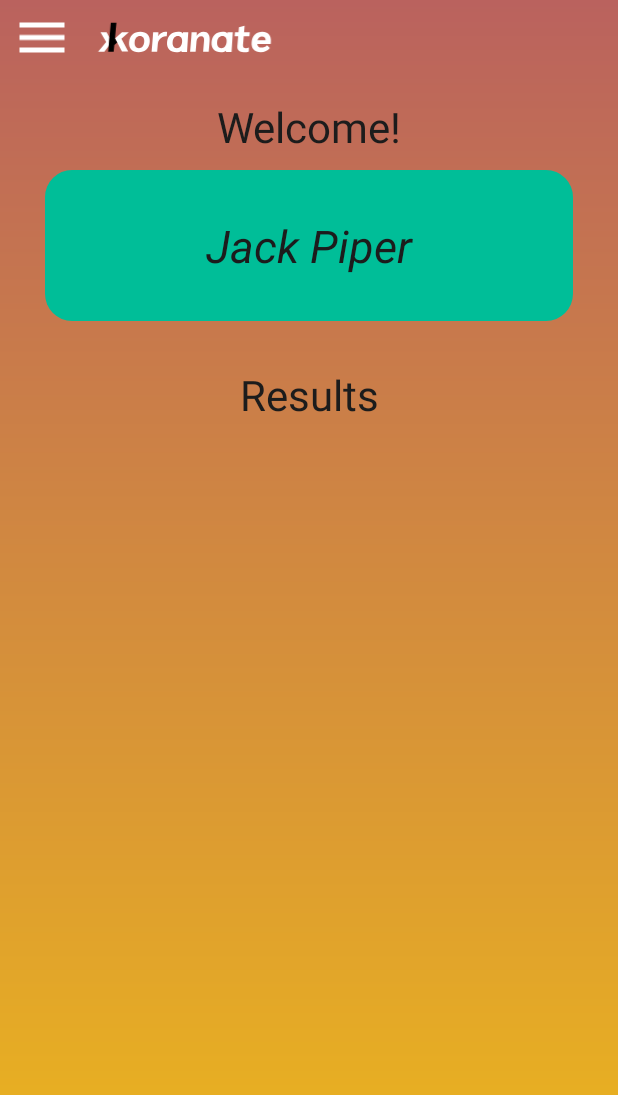
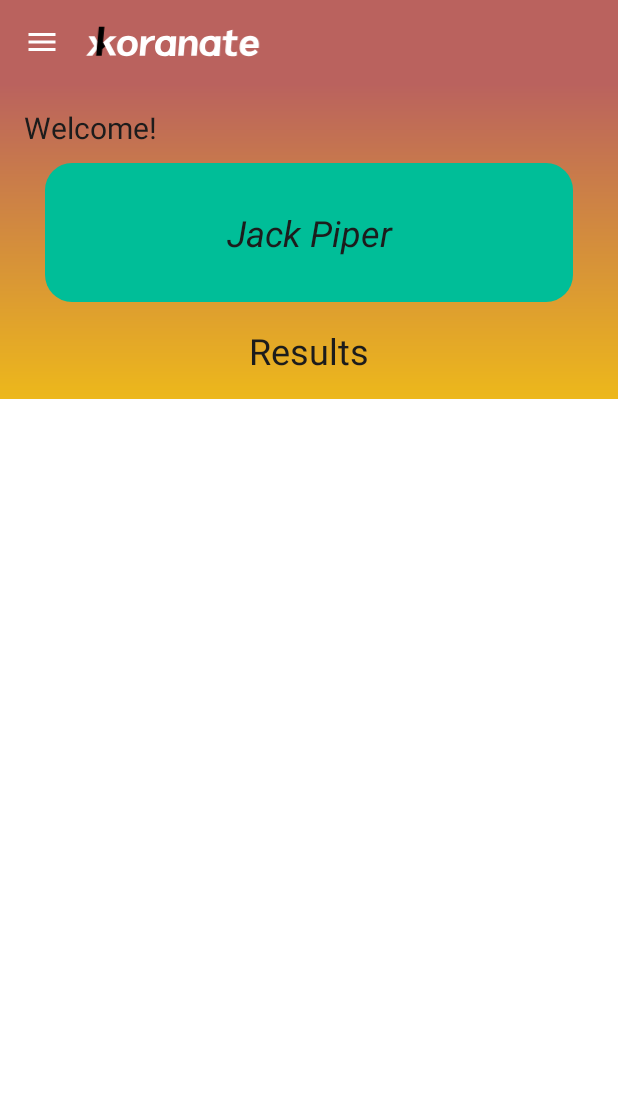
Before and after one commit to Xkoranate-Mobile-Development-Team/Xkoranate-Mobile, an Android app: the MainActivity screen opened directly, with no data from a screen before it, on a phone screen of 412 x 824 dp. Shown: the top 1095 px of the screen. Run offline under Robolectric (Android 15) with nearby library versions, the light colour scheme and no system bars; our stand-ins replace data binding.

Commit message:
toolbar fix, gradle now 4.0.0, other layout updates

```diff
--- a/app/src/main/java/com/xkoranate/ui/activities/MainActivity.kt
+++ b/app/src/main/java/com/xkoranate/ui/activities/MainActivity.kt
@@ -2,29 +2,20 @@ package com.xkoranate.ui.activities
 
 import android.os.Bundle
 import androidx.appcompat.app.AppCompatActivity
-import com.xkoranate.R
+import com.xkoranate.databinding.ActivityMainBinding
 
 class MainActivity : AppCompatActivity() {
 
+    lateinit var binding: ActivityMainBinding
+
     override fun onCreate(savedInstanceState: Bundle?) {
         super.onCreate(savedInstanceState)
-        setContentView(R.layout.activity_main)
+        binding = ActivityMainBinding.inflate(layoutInflater)
+        setContentView(binding.root)
 
-
-//        val isFirstRun: Boolean =
-//                getSharedPreferences("PREFERENCE", Context.MODE_PRIVATE).getBoolean("isFirstRun", true)
-//
-//        if (isFirstRun) {
-//            startActivity(Intent(this, LoginActivity::class.java))
-//            finish()
-//        } else {
-////            startActivity(Intent(this, MainScreenActivity::class.java))
-//            startActivity(Intent(this, LoginActivity::class.java))
-//            finish()
-//        }
-//
-//        getSharedPreferences("PREFERENCE", Context.MODE_PRIVATE).edit()
-//                .putBoolean("isFirstRun", false).apply()
+        binding.menuIcon.setOnClickListener {
+            binding.drawerLayout.open()
+        }
     }
 
     override fun onBackPressed() {
--- a/app/src/main/res/layout/activity_main.xml
+++ b/app/src/main/res/layout/activity_main.xml
@@ -1,19 +1,55 @@
 <?xml version="1.0" encoding="utf-8"?>
-<androidx.drawerlayout.widget.DrawerLayout xmlns:android="http://schemas.android.com/apk/res/android"
+<layout xmlns:android="http://schemas.android.com/apk/res/android"
     xmlns:app="http://schemas.android.com/apk/res-auto"
     xmlns:tools="http://schemas.android.com/tools"
+    tools:context=".ui.activities.MainActivity">
+
+    <androidx.drawerlayout.widget.DrawerLayout
+        android:id="@+id/drawerLayout"
         android:layout_width="match_parent"
-    android:layout_height="match_parent"
-    tools:context=".ui.activities.MainActivity">
+        android:layout_height="match_parent">
+
+        <androidx.constraintlayout.widget.ConstraintLayout
+            android:layout_width="match_parent"
+            android:layout_height="match_parent">
+
+            <androidx.appcompat.widget.Toolbar
+                android:id="@+id/toolbar"
+                android:layout_width="match_parent"
+                android:layout_height="wrap_content"
+                android:background="@color/gradient_red_like"
+                app:layout_constraintEnd_toEndOf="parent"
+                app:layout_constraintStart_toStartOf="parent"
+                app:layout_constraintTop_toTopOf="parent">
+
+                <ImageView
+                    android:id="@+id/menuIcon"
+                    android:layout_width="wrap_content"
+                    android:layout_height="wrap_content"
+                    android:layout_marginStart="8dp"
+                    android:src="@drawable/ic_menu" />
+
+                <ImageView
+                    android:id="@+id/xkoranateImage"
+                    android:layout_width="150dp"
+                    android:layout_height="50dp"
+                    android:src="@drawable/signature_xkoranate_20p8" />
+
+            </androidx.appcompat.widget.Toolbar>
 
             <androidx.fragment.app.FragmentContainerView
                 android:id="@+id/nav_host_fragment"
                 android:name="androidx.navigation.fragment.NavHostFragment"
                 android:layout_width="match_parent"
-        android:layout_height="match_parent"
+                android:layout_height="0dp"
                 app:defaultNavHost="true"
+                app:layout_constraintBottom_toBottomOf="parent"
+                app:layout_constraintEnd_toEndOf="parent"
+                app:layout_constraintStart_toStartOf="parent"
+                app:layout_constraintTop_toBottomOf="@+id/toolbar"
                 app:navGraph="@navigation/nav_graph" />
 
+        </androidx.constraintlayout.widget.ConstraintLayout>
 
         <com.google.android.material.navigation.NavigationView
             android:id="@+id/nav_view"
@@ -24,3 +60,5 @@
             app:menu="@menu/main_menu" />
 
     </androidx.drawerlayout.widget.DrawerLayout>
+
+</layout>
--- a/app/src/main/res/layout/fragment_home.xml
+++ b/app/src/main/res/layout/fragment_home.xml
@@ -4,39 +4,26 @@
     xmlns:tools="http://schemas.android.com/tools"
     tools:context=".ui.fragments.HomeFragment">
 
+    <ScrollView
+        android:layout_width="match_parent"
+        android:layout_height="match_parent">
+
         <androidx.constraintlayout.widget.ConstraintLayout
             android:layout_width="match_parent"
-        android:layout_height="match_parent"
+            android:layout_height="wrap_content"
             android:background="@drawable/gradient_color">
-
-        <ImageView
-            android:id="@+id/menuIcon"
-            android:layout_width="40dp"
-            android:layout_height="50dp"
-            android:layout_marginStart="8dp"
-            android:src="@drawable/ic_menu"
-            app:layout_constraintStart_toStartOf="parent"
-            app:layout_constraintTop_toTopOf="parent" />
-
-        <ImageView
-            android:id="@+id/xkoranateImage"
-            android:layout_width="150dp"
-            android:layout_height="50dp"
-            android:src="@drawable/signature_xkoranate_20p8"
-            app:layout_constraintStart_toEndOf="@+id/menuIcon"
-            app:layout_constraintTop_toTopOf="parent" />
 
             <TextView
                 android:id="@+id/tv_welcome"
                 style="@style/TextViewMedium"
                 android:layout_width="wrap_content"
                 android:layout_height="wrap_content"
+                android:layout_marginStart="16dp"
                 android:layout_marginTop="15dp"
                 android:text="@string/welcome"
-            android:textSize="28sp"
-            app:layout_constraintEnd_toEndOf="parent"
+                android:textSize="20sp"
                 app:layout_constraintStart_toStartOf="parent"
-            app:layout_constraintTop_toBottomOf="@+id/xkoranateImage" />
+                app:layout_constraintTop_toTopOf="parent" />
 
             <TextView
                 android:id="@+id/tv_full_name"
@@ -53,8 +40,8 @@
                 android:paddingBottom="30dp"
                 android:text="Jack Piper"
                 android:textAlignment="center"
-            android:textSize="30sp"
-            android:textStyle="italic|normal"
+                android:textSize="24sp"
+                android:textStyle="italic"
                 app:layout_constraintEnd_toEndOf="parent"
                 app:layout_constraintStart_toStartOf="parent"
                 app:layout_constraintTop_toBottomOf="@id/tv_welcome" />
@@ -64,9 +51,9 @@
                 style="@style/TextViewMedium"
                 android:layout_width="wrap_content"
                 android:layout_height="wrap_content"
-            android:layout_marginTop="30dp"
+                android:layout_marginTop="16dp"
                 android:text="Results"
-            android:textSize="28sp"
+                android:textSize="24sp"
                 app:layout_constraintEnd_toEndOf="parent"
                 app:layout_constraintStart_toStartOf="parent"
                 app:layout_constraintTop_toBottomOf="@id/tv_full_name" />
@@ -75,13 +62,14 @@
                 android:id="@+id/recycler_view"
                 android:layout_width="wrap_content"
                 android:layout_height="wrap_content"
-            android:layout_marginTop="20dp"
+                android:layout_marginTop="16dp"
                 app:layout_constraintEnd_toEndOf="parent"
                 app:layout_constraintStart_toStartOf="parent"
                 app:layout_constraintTop_toBottomOf="@id/tv_result"
                 tools:listitem="@layout/recyclerview_child" />
 
-
         </androidx.constraintlayout.widget.ConstraintLayout>
 
+    </ScrollView>
+
 </layout>
--- a/app/src/main/res/values/styles.xml
+++ b/app/src/main/res/values/styles.xml
@@ -32,7 +32,6 @@
     <style name="PromptTextStyle" parent="TextAppearance.AppCompat.Medium">
         <item name="android:textSize">24sp</item>
         <item name="fontFamily">@font/meiryo_ui_w53_regular</item>
-        <item name="android:textStyle">bold</item>
     </style>
 
 </resources>
--- a/build.gradle
+++ b/build.gradle
@@ -9,7 +9,7 @@ buildscript {
     }
 
     dependencies {
-        classpath 'com.android.tools.build:gradle:4.1.2'
+        classpath 'com.android.tools.build:gradle:4.0.0'
         classpath "org.jetbrains.kotlin:kotlin-gradle-plugin:$kotlin_version"
         classpath 'com.google.gms:google-services:4.3.4'
 
```
Lines whose indentation alone changed are shown as unchanged.
